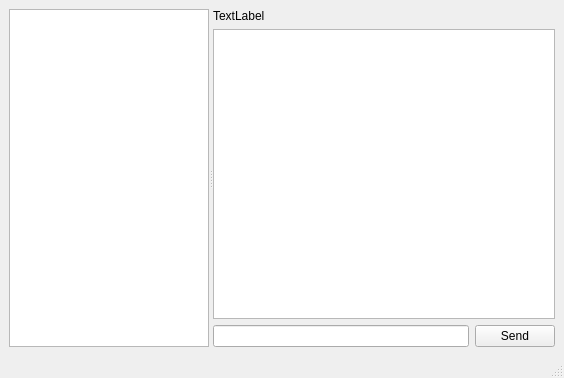
Qt form tcp-chat-client/mainwindow.ui (Lishang123/qt-tcp-chat) before a commit.
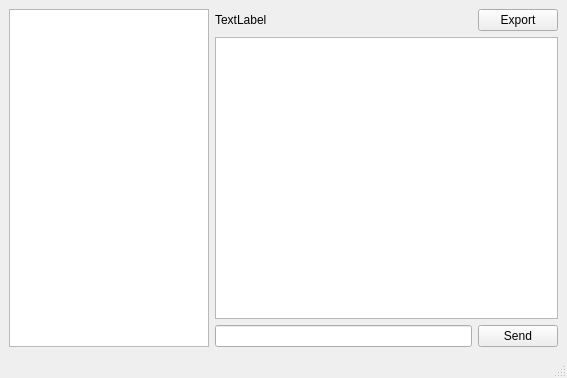
The same form after that commit.

Commit message: feature(Client): export chat history to JSON

```diff
--- a/tcp-chat-client/mainwindow.ui
+++ b/tcp-chat-client/mainwindow.ui
@@ -6,7 +6,7 @@
    <rect>
     <x>0</x>
     <y>0</y>
-    <width>564</width>
+    <width>567</width>
     <height>378</height>
    </rect>
   </property>
@@ -14,12 +14,8 @@
    <string>TCP Chat Client</string>
   </property>
   <widget class="QWidget" name="centralwidget">
-   <layout class="QHBoxLayout" name="horizontalLayout">
+   <layout class="QHBoxLayout" name="horizontalLayout_3">
     <item>
-     <widget class="QSplitter" name="splitter">
-      <property name="orientation">
-       <enum>Qt::Orientation::Horizontal</enum>
-      </property>
       <widget class="QTreeView" name="roomView">
        <property name="minimumSize">
         <size>
@@ -34,9 +30,12 @@
         </size>
        </property>
       </widget>
-      <widget class="QWidget" name="">
+    </item>
+    <item>
        <layout class="QVBoxLayout" name="verticalLayout">
         <item>
+       <layout class="QHBoxLayout" name="horizontalLayout">
+        <item>
          <widget class="QLabel" name="lblChatbox">
           <property name="text">
            <string>TextLabel</string>
@@ -44,6 +43,28 @@
          </widget>
         </item>
         <item>
+         <spacer name="horizontalSpacer">
+          <property name="orientation">
+           <enum>Qt::Orientation::Horizontal</enum>
+          </property>
+          <property name="sizeHint" stdset="0">
+           <size>
+            <width>40</width>
+            <height>20</height>
+           </size>
+          </property>
+         </spacer>
+        </item>
+        <item>
+         <widget class="QPushButton" name="btnExport">
+          <property name="text">
+           <string>Export</string>
+          </property>
+         </widget>
+        </item>
+       </layout>
+      </item>
+      <item>
          <widget class="QListView" name="chatbox">
           <property name="sizePolicy">
            <sizepolicy hsizetype="Expanding" vsizetype="Expanding">
@@ -68,8 +89,6 @@
          </layout>
         </item>
        </layout>
-      </widget>
-     </widget>
     </item>
    </layout>
   </widget>
```
Left out of the diff: 2 changed lines with no effect on the pictures. Lines whose indentation alone changed are shown as unchanged. The commit also changes 12 other files.
